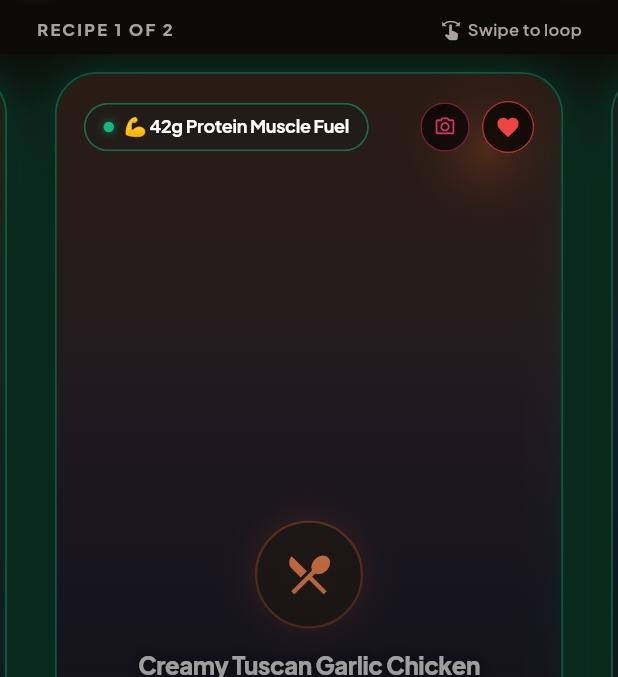
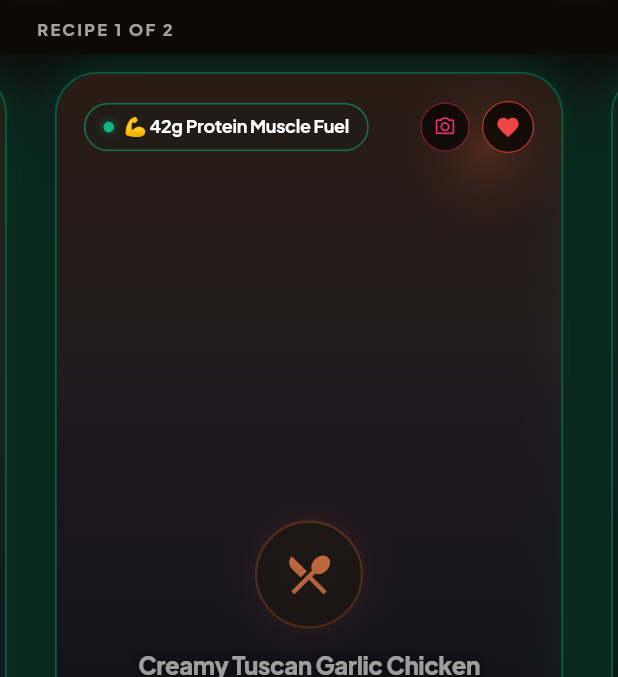
Before and after one commit to APEXPRE123207/FooDies, a Flutter app: the HomeFeedScreen screen opened directly, after a tap on "Load Demo Recipes", on a phone screen of 412 x 824 dp, the part 72-749 px from its top. Run offline on Flutter 3.47's test engine with Material 3 defaults, Android fonts, the light colour scheme and no system bars; our stand-ins replace drift, drift_flutter, flutter_riverpod, flutter_secure_storage, google_fonts, share_plus and 3 more; missing offline and left inert: receive_sharing_intent, workmanager; accounts and stored records are empty; generated files the repository leaves out were written again.

Commit message:
style: remove transcript captured box and swipe to loop indicator text

```diff
--- a/lib/features/recipes/presentation/home_feed_screen.dart
+++ b/lib/features/recipes/presentation/home_feed_screen.dart
@@ -113,10 +113,9 @@ class _HomeFeedScreenState extends ConsumerState<HomeFeedScreen> {
                       // Card count indicator
                       Padding(
                         padding: const EdgeInsets.symmetric(horizontal: 24, vertical: 8),
-                        child: Row(
-                          mainAxisAlignment: MainAxisAlignment.spaceBetween,
-                          children: [
-                            Text(
+                        child: Align(
+                          alignment: Alignment.centerLeft,
+                          child: Text(
                             'RECIPE ${_currentIndex + 1} OF $total',
                             style: const TextStyle(
                               color: Color(0xFFA8A29E),
@@ -125,21 +124,6 @@ class _HomeFeedScreenState extends ConsumerState<HomeFeedScreen> {
                               letterSpacing: 1.5,
                             ),
                           ),
-                            const Row(
-                              children: [
-                                Icon(Icons.swipe, size: 14, color: Color(0xFFA8A29E)),
-                                SizedBox(width: 4),
-                                Text(
-                                  'Swipe to loop',
-                                  style: TextStyle(
-                                    color: Color(0xFFA8A29E),
-                                    fontSize: 11,
-                                    fontWeight: FontWeight.w600,
-                                  ),
-                                ),
-                              ],
-                            ),
-                          ],
                         ),
                       ),
 
```
Also changed, not shown: lib/features/importing/presentation/import_jobs_screen.dart (+0 -41 lines), 1 other file. Lines whose indentation alone changed are shown as unchanged.
